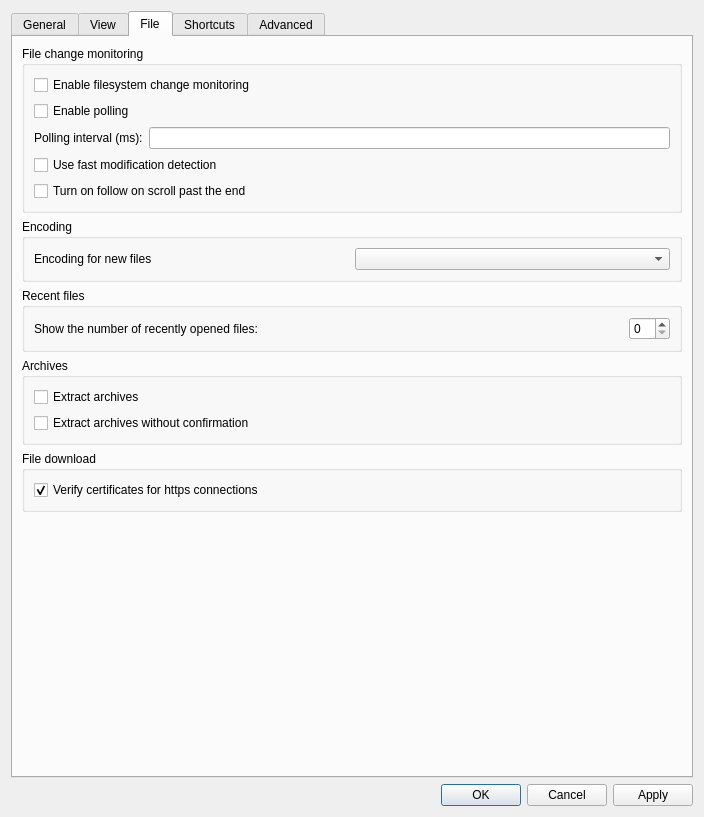
Qt form src/ui/include/optionsdialog.ui (JiaxinBeatrice/flogg) before a commit.
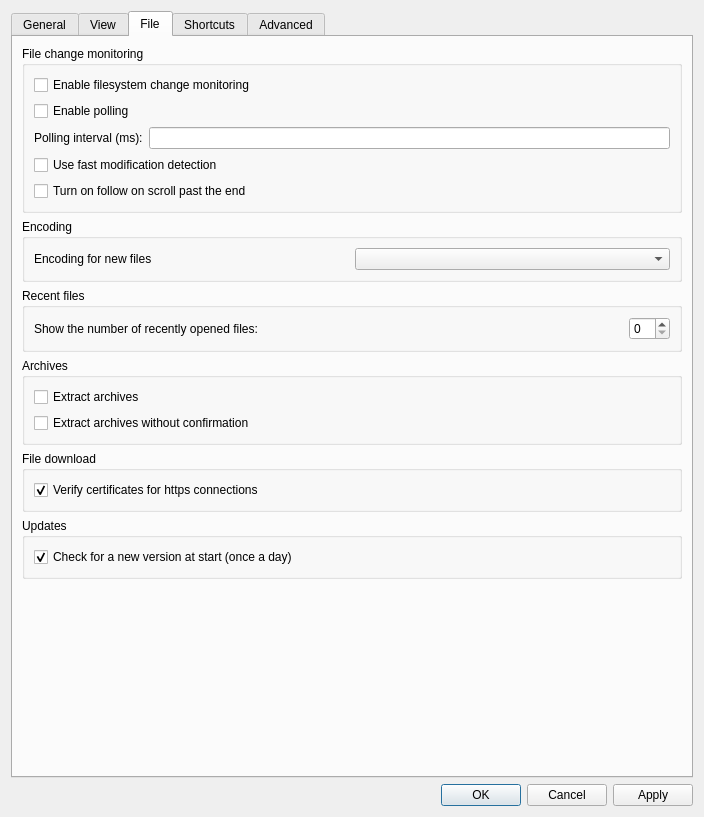
The same form after that commit. The open tabs and pages were chosen to show the change.

The edit to the form file:
```diff
--- a/src/ui/include/optionsdialog.ui
+++ b/src/ui/include/optionsdialog.ui
@@ -592,6 +592,25 @@
          </layout>
         </widget>
        </item>
+       <item>
+        <widget class="QGroupBox" name="updatesGroupBox">
+         <property name="title">
+          <string>Updates</string>
+         </property>
+         <layout class="QVBoxLayout" name="verticalLayout_updates">
+          <item>
+           <widget class="QCheckBox" name="checkForUpdatesCheckBox">
+            <property name="text">
+             <string>Check for a new version at start (once a day)</string>
+            </property>
+            <property name="checked">
+             <bool>true</bool>
+            </property>
+           </widget>
+          </item>
+         </layout>
+        </widget>
+       </item>
        <item>
         <spacer name="verticalSpacer_3">
          <property name="orientation">
```
Left out of the diff: 2 changed lines with no effect on the pictures.
